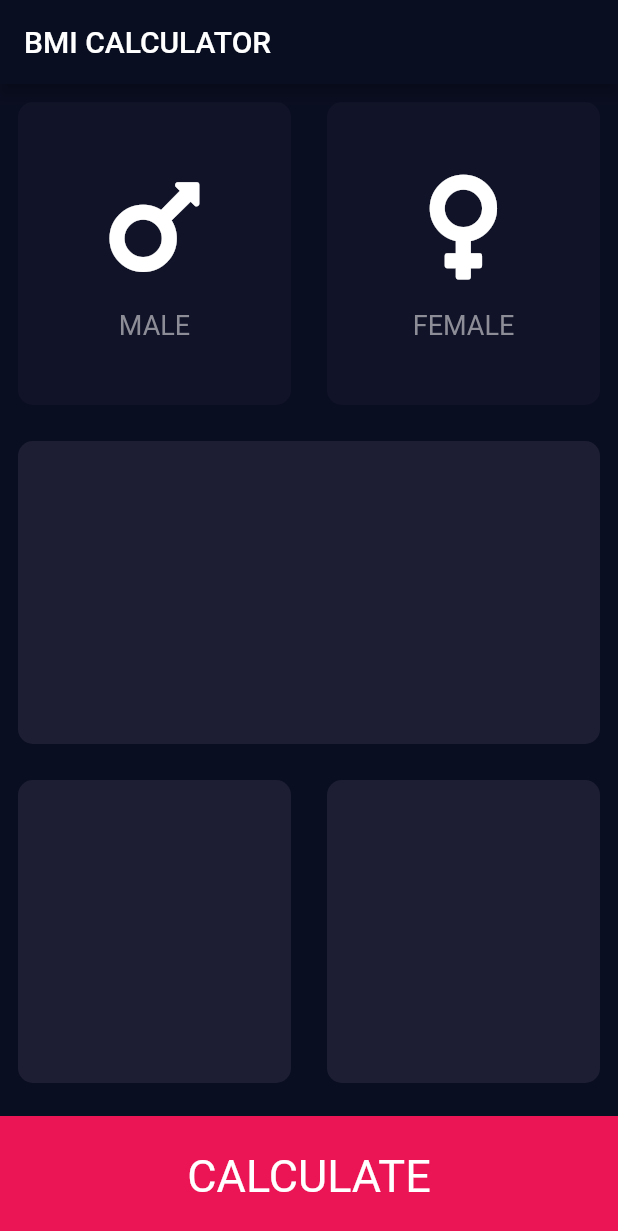
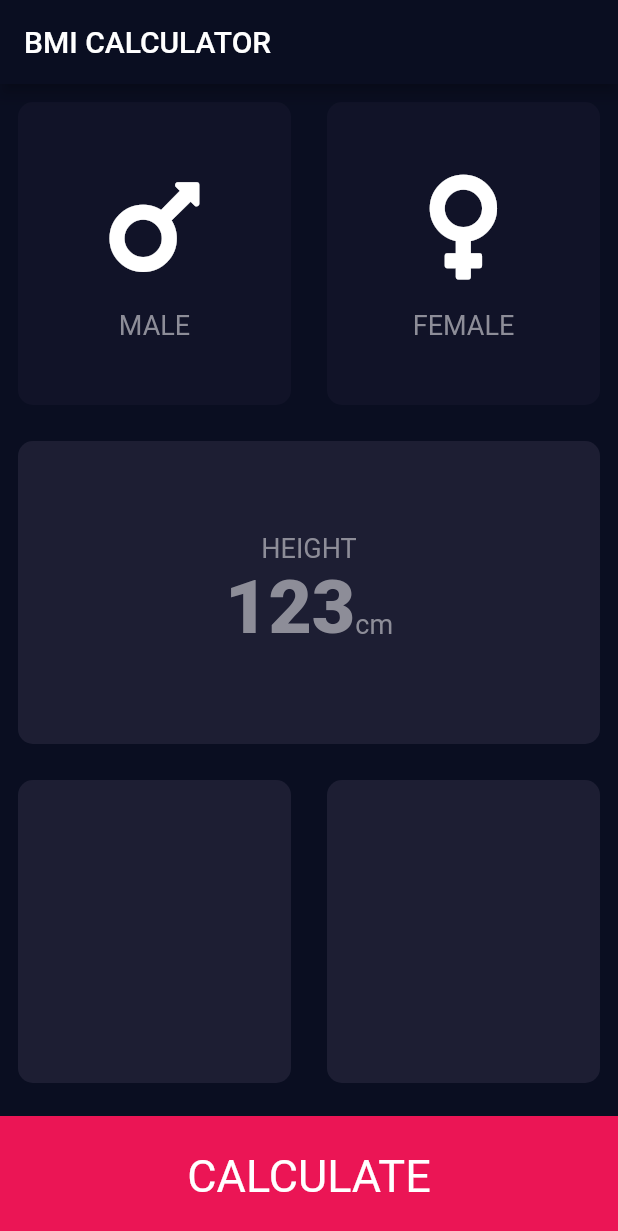
Before and after one commit to gaiyadev/bmi_calculator, a Flutter app: the screen it shows after launch, on a phone screen of 412 x 824 dp. Shown: the top 1231 px of the screen. Run offline on Flutter 3.47's test engine with Material 2 defaults, Android fonts, the phone set to English and light mode, and no system bars; our stand-ins replace font_awesome_flutter.

Commit message:
Add: wokring on the second reusable widge

```diff
--- a/lib/constants.dart
+++ b/lib/constants.dart
@@ -1,14 +1,22 @@
 import 'package:flutter/material.dart';
 
-const bottomContainerHeight = 80.0;
-const iconSize = 80.0;
-const iconColor = Colors.white;
-const activeCardColor = Color(0XFF1D1E33);
-const inactiveCardColor = Color(0XFF111328);
-const bottomContainerColor = Color(0XFFEB1555);
-const labelColor = TextStyle(
+const kBottomContainerHeight = 80.0;
+const kIconSize = 80.0;
+const kIconColor = Colors.white;
+const kActiveCardColor = Color(0XFF1D1E33);
+const kInactiveCardColor = Color(0XFF111328);
+const kBottomContainerColor = Color(0XFFEB1555);
+const kLabelColor = TextStyle(
   fontSize: 18.0,
   color: Color(
     0XFF8D8D98,
   ),
 );
+
+const kSliderLabelTextColor = TextStyle(
+  fontSize: 50.0,
+  fontWeight: FontWeight.w900,
+  color: Color(
+    0XFF8D8D98,
+  ),
+);
--- a/lib/home.dart
+++ b/lib/home.dart
@@ -21,44 +21,41 @@ class _InputPageState extends State<InputPage> {
         title: Text('BMI CALCULATOR'),
       ),
       body: Column(
+        crossAxisAlignment: CrossAxisAlignment.stretch,
         children: [
           Expanded(
             child: Row(
               children: [
                 Expanded(
-                  child: GestureDetector(
-                    onTap: () {
+                  child: ReuseableCard(
+                    onPress: () {
                       setState(() {
                         selectedGender = Gender.male;
                       });
                     },
-                    child: ReuseableCard(
                     cardChild: ReuseableIcon(
                       icon: FontAwesomeIcons.mars,
                       label: 'MALE',
                     ),
                     colour: selectedGender == Gender.male
-                          ? activeCardColor
-                          : inactiveCardColor,
-                    ),
+                        ? kActiveCardColor
+                        : kInactiveCardColor,
                   ),
                 ),
                 Expanded(
-                  child: GestureDetector(
-                    onTap: () {
+                  child: ReuseableCard(
+                    onPress: () {
                       setState(() {
                         selectedGender = Gender.female;
                       });
                     },
-                    child: ReuseableCard(
                     cardChild: ReuseableIcon(
                       label: 'FEMALE',
                       icon: FontAwesomeIcons.venus,
                     ),
                     colour: selectedGender == Gender.female
-                          ? activeCardColor
-                          : inactiveCardColor,
-                    ),
+                        ? kActiveCardColor
+                        : kInactiveCardColor,
                   ),
                 )
               ],
@@ -66,7 +63,31 @@ class _InputPageState extends State<InputPage> {
           ),
           Expanded(
             child: ReuseableCard(
-              colour: activeCardColor,
+              cardChild: Column(
+                mainAxisAlignment: MainAxisAlignment.center,
+                children: [
+                  Text(
+                    'HEIGHT',
+                    style: kLabelColor,
+                  ),
+                  Row(
+                    mainAxisAlignment: MainAxisAlignment.center,
+                    crossAxisAlignment: CrossAxisAlignment.baseline,
+                    textBaseline: TextBaseline.alphabetic,
+                    children: [
+                      Text(
+                        '123',
+                        style: kSliderLabelTextColor,
+                      ),
+                      Text(
+                        'cm',
+                        style: kLabelColor,
+                      ),
+                    ],
+                  ),
+                ],
+              ),
+              colour: kActiveCardColor,
             ),
           ),
           Expanded(
@@ -74,22 +95,22 @@ class _InputPageState extends State<InputPage> {
               children: [
                 Expanded(
                   child: ReuseableCard(
-                    colour: activeCardColor,
+                    colour: kActiveCardColor,
                   ),
                 ),
                 Expanded(
                   child: ReuseableCard(
-                    colour: activeCardColor,
+                    colour: kActiveCardColor,
                   ),
                 )
               ],
             ),
           ),
           Container(
-            color: bottomContainerColor,
+            color: kBottomContainerColor,
             margin: EdgeInsets.only(top: 10.0),
             width: double.infinity,
-            height: bottomContainerHeight,
+            height: kBottomContainerHeight,
             child: Center(
               child: Text(
                 'CALCULATE',
--- a/lib/reueableIcon.dart
+++ b/lib/reueableIcon.dart
@@ -13,15 +13,15 @@ class ReuseableIcon extends StatelessWidget {
       children: [
         Icon(
           icon,
-          size: iconSize,
-          color: iconColor,
+          size: kIconSize,
+          color: kIconColor,
         ),
         SizedBox(
           height: 15.0,
         ),
         Text(
           label,
-          style: labelColor,
+          style: kLabelColor,
         )
       ],
     );
--- a/lib/reusableCard.dart
+++ b/lib/reusableCard.dart
@@ -2,16 +2,20 @@ import 'package:flutter/material.dart';
 
 class ReuseableCard extends StatelessWidget {
   final Color colour;
-  final cardChild;
-  ReuseableCard({@required this.colour, this.cardChild});
+  final Widget cardChild;
+  final Function onPress;
+  ReuseableCard({@required this.colour, this.cardChild, this.onPress});
   @override
   Widget build(BuildContext context) {
-    return Container(
-      child: cardChild,
-      margin: EdgeInsets.all(12.0),
-      decoration: BoxDecoration(
-        borderRadius: BorderRadius.circular(10),
-        color: colour,
+    return GestureDetector(
+      onTap: onPress,
+      child: Container(
+        child: cardChild,
+        margin: EdgeInsets.all(12.0),
+        decoration: BoxDecoration(
+          borderRadius: BorderRadius.circular(10),
+          color: colour,
+        ),
       ),
     );
   }
```
Lines whose indentation alone changed are shown as unchanged.
